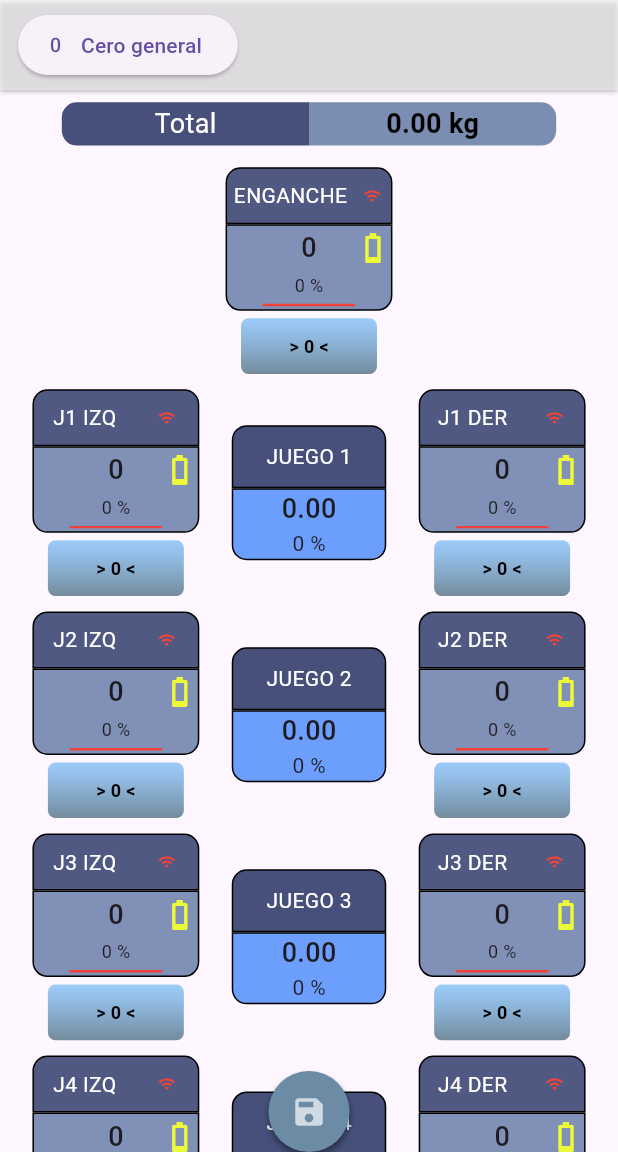
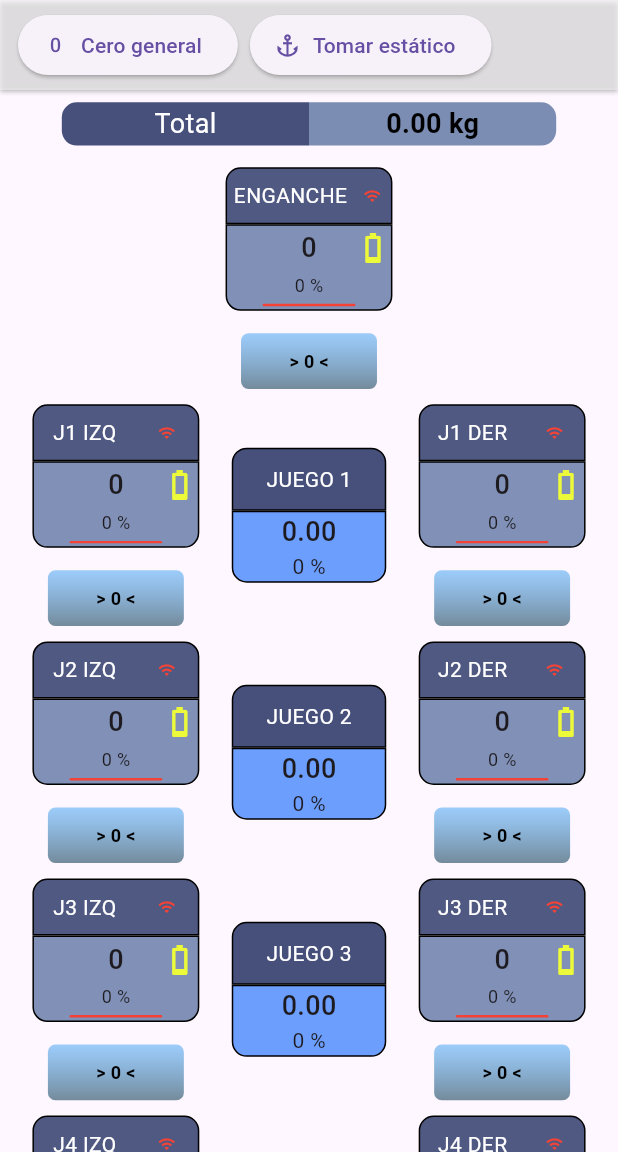
Before and after one commit to Tirano61/9-platos-cestari-apk, a Flutter app: the NuevePlatosPage screen opened by its route, on a phone screen of 412 x 824 dp, the part 84-1236 px from its top. Run offline on Flutter 3.47's test engine with Material 3 defaults, Android fonts, the phone set to English and light mode, and no system bars; our stand-ins replace flutter_native_splash, get, permission_handler, share_plus, shared_preferences, sqflite; missing offline and left inert: excel, udp; accounts and stored records are empty; statements that could not run were skipped.

Commit message:
Tomar estatico como referencia y quitar el guardado de pesadas

```diff
--- a/lib/Controllers/ensayo_controller.dart
+++ b/lib/Controllers/ensayo_controller.dart
@@ -1,11 +1,24 @@
 import 'package:get/get.dart';
 
+import 'package:nueve_platos_cestari/Controllers/peso_controller.dart';
 import 'package:nueve_platos_cestari/config/platos.dart';
 import 'package:nueve_platos_cestari/helpers/preferencias_ensayo.dart';
 
-/// Estado del ensayo de tolva en curso. Por ahora solo guarda lo que se cargo
-/// en la pantalla de inicio; el estatico y las maniobras se agregan despues.
+/// En que punto esta el ensayo: sin estatico no se puede registrar una
+/// maniobra; con el estatico tomado queda `listo`; `registrando` mientras
+/// corre una maniobra.
+enum EstadoEnsayo { sinEstatico, listo, registrando }
+
+/// Estado del ensayo de tolva en curso: lo cargado en la pantalla de inicio
+/// y el estatico de referencia. Las maniobras se agregan despues.
 class EnsayoController extends GetxController {
+  /// [leerPesos] devuelve el peso actual de los 9 platos (indice 0 = plato 1).
+  /// Por defecto los lee de los PesoController; los tests pasan los suyos.
+  EnsayoController({List<String> Function()? leerPesos})
+      : _leerPesos = leerPesos ?? _pesosDeLosPlatos;
+
+  final List<String> Function() _leerPesos;
+
   /// Identificacion de la tolva ensayada.
   final tolva = ''.obs;
 
@@ -16,6 +29,17 @@ class EnsayoController extends GetxController {
   /// Umbral de alarma en %, comun a los 9 platos.
   final umbral = PreferenciasEnsayo.umbralPorDefecto.obs;
 
+  /// Peso estatico de referencia de cada plato, con 2 decimales
+  /// (indice 0 = plato 1). Vacia = sin estatico.
+  final estaticos = <String>[].obs;
+
+  final estado = EstadoEnsayo.sinEstatico.obs;
+
+  bool get hayEstatico => estaticos.isNotEmpty;
+
+  /// Estatico del plato [n] (1..9), o `''` si no hay.
+  String estatico(int n) => hayEstatico ? estaticos[n - 1] : '';
+
   void iniciarEnsayo({
     required String tolva,
     required List<String> capacidades,
@@ -25,5 +49,32 @@ class EnsayoController extends GetxController {
     this.tolva.value = tolva;
     this.capacidades.assignAll(capacidades);
     this.umbral.value = umbral;
+    // El estatico de un ensayo anterior no vale para esta tolva.
+    borrarEstatico();
   }
+
+  /// Toma el peso actual de los 9 platos como referencia estatica.
+  /// Un peso invalido cuenta como 0.
+  void tomarEstatico() {
+    final pesos = _leerPesos();
+    assert(pesos.length == cantidadPlatos);
+    estaticos.assignAll([
+      for (final peso in pesos) (double.tryParse(peso) ?? 0).toStringAsFixed(2),
+    ]);
+    estado.value = EstadoEnsayo.listo;
+  }
+
+  /// Borra el estatico (por ejemplo despues de un cero, que lo invalida).
+  /// Devuelve true si habia uno tomado.
+  bool borrarEstatico() {
+    final habia = hayEstatico;
+    estaticos.clear();
+    estado.value = EstadoEnsayo.sinEstatico;
+    return habia;
+  }
+
+  static List<String> _pesosDeLosPlatos() => [
+        for (var n = 1; n <= cantidadPlatos; n++)
+          Get.find<PesoController>(tag: 'plato$n').pesoModel.peso,
+      ];
 }
--- a/lib/Pages/nueve_platos/nueve_platos_page.dart
+++ b/lib/Pages/nueve_platos/nueve_platos_page.dart
@@ -4,9 +4,6 @@ import 'package:get/get.dart';
 
 import 'package:nueve_platos_cestari/config/platos.dart';
 import 'package:nueve_platos_cestari/config/SizeScreen.dart';
-import 'package:nueve_platos_cestari/config/theme.dart';
-import 'package:nueve_platos_cestari/BaseDeDatos/helpers/pesadas/helpers_pesadas.dart';
-import 'package:nueve_platos_cestari/models/pesadas/pesada_payload_model.dart';
 
 import 'package:nueve_platos_cestari/Pages/nueve_platos/widgets/export_home_wigets.dart';
 import 'package:nueve_platos_cestari/Controllers/controllers_export.dart';
@@ -50,49 +47,6 @@ class NuevePlatosPage extends StatelessWidget {
             ),
           ],
         ),
-
-        floatingActionButtonLocation: FloatingActionButtonLocation.centerDocked,
-        floatingActionButton: Container(
-          decoration: BoxDecoration(
-            boxShadow: const [
-              BoxShadow(
-                color: Color.fromARGB(107, 3, 3, 3),
-                offset: Offset(0.3, 3),
-                blurRadius: 3,
-                spreadRadius: 0.3,
-                blurStyle: BlurStyle.normal
-              ),
-            ],
-            borderRadius: BorderRadius.circular(50)
-          ),
-          child: IconButton(
-            padding: EdgeInsets.all(SizeScreen.sc().isMinWidth ? 25 : 15),
-            color: ThemeApp.colorPesoPlatos,
-            style: ButtonStyle(
-              backgroundColor: WidgetStateProperty.resolveWith<Color?>(
-                (Set<WidgetState> states) {
-                  if (states.contains(WidgetState.pressed)) {
-                    return Theme.of(context).colorScheme.primary.withOpacity(0.5);
-                  }
-                  return ThemeApp.colorPesoPlatos;
-                },
-              ),
-            ),
-            icon: const Icon(Icons.save, color: Color.fromARGB(172, 255, 255, 255),),
-            onPressed: ()async{
-              /// Debe abrir dialogo para ingresar datos de la maquina
-              /// Antes de abrir el dialogo debe verificar la conexión
-              /// Se quito la verificación de conexion por que querian
-              /// usar una cantidad indeterminada de platos
-                final payload = await CalculosController.cn.calcularPayload9Platos(
-                  pesos: pesos,
-                );
-                if (!context.mounted) return;
-                showDialogGuardarPesada(payload, context);
-            }
-          ),
-        ),
-
       );
     });
   }
@@ -100,8 +54,7 @@ class NuevePlatosPage extends StatelessWidget {
   /// Total, enganche, los 4 juegos y los lados, con scroll.
   Widget _contenidoPlatos(List<String> pesos, double separacion) {
     return SingleChildScrollView(
-      // El padding de abajo deja libre el recuadro de lados bajo el FAB.
-      padding: const EdgeInsets.only(bottom: 90),
+      padding: const EdgeInsets.only(bottom: 24),
       child: Column(
         children: [
           // Recuadro de Peso total sumado
@@ -148,28 +101,11 @@ class NuevePlatosPage extends StatelessWidget {
       conexionPlato: plato.conexion,
       batery: plato.tension,
       estable: plato.estable,
+      estatico: ensayo.estatico(n),
     );
   }
 
   String _sumaPesos(List<String> pesos) => pesos
       .fold<double>(0, (sum, peso) => sum + (double.tryParse(peso) ?? 0))
       .toStringAsFixed(2);
-
-  showDialogGuardarPesada(Pesada9PlatosPayload payload, BuildContext context){
-    showDialog(
-      context: context,
-      builder: (_){
-
-        return DialogWidget(
-          onConfirm: (identificacion) {
-            return HelpersPesadas.guardarPesada9PlatosPayload(
-              payload: payload,
-              identificacion: identificacion,
-              context: context,
-            );
-          },
-        );
-      }
-    );
-  }
 }
--- a/lib/Pages/nueve_platos/widgets/barra_ensayo.dart
+++ b/lib/Pages/nueve_platos/widgets/barra_ensayo.dart
@@ -1,12 +1,15 @@
 import 'package:flutter/material.dart';
+import 'package:get/get.dart';
 
+import 'package:nueve_platos_cestari/Controllers/ensayo_controller.dart';
+import 'package:nueve_platos_cestari/Controllers/peso_controller.dart';
 import 'package:nueve_platos_cestari/Theme/theme.dart';
 import 'package:nueve_platos_cestari/config/platos.dart';
 import 'package:nueve_platos_cestari/config/theme.dart';
 import 'package:nueve_platos_cestari/helpers/comandos_plato.dart';
 
-/// Barra de acciones del ensayo, debajo del AppBar.
-/// Por ahora solo tiene el Cero general.
+/// Barra de acciones del ensayo, debajo del AppBar:
+/// Cero general y Tomar estatico.
 class BarraEnsayo extends StatefulWidget {
   const BarraEnsayo({super.key});
 
@@ -15,6 +18,8 @@ class BarraEnsayo extends StatefulWidget {
 }
 
 class _BarraEnsayoState extends State<BarraEnsayo> {
+  final ensayo = Get.find<EnsayoController>();
+
   /// Mientras se manda el cero general el boton queda deshabilitado,
   /// para no abrir dos veces el socket de Conexion.cn.
   bool _enviandoCero = false;
@@ -27,17 +32,64 @@ class _BarraEnsayoState extends State<BarraEnsayo> {
 
     if (mounted) setState(() => _enviandoCero = false);
 
+    // Si al menos un plato hizo cero, el estatico deja de valer.
+    final borrado = fallidos.length < cantidadPlatos && ensayo.borrarEstatico();
+    final aviso = borrado ? ' Volvé a tomar el estático.' : '';
+
     messenger.showSnackBar(
       SnackBar(
         content: Text(
           fallidos.isEmpty
-              ? 'Cero enviado a los $cantidadPlatos platos.'
-              : 'No se pudo enviar cero a: ${fallidos.map(nombrePlato).join(', ')}.',
+              ? 'Cero enviado a los $cantidadPlatos platos.$aviso'
+              : 'No se pudo enviar cero a: ${fallidos.map(nombrePlato).join(', ')}.$aviso',
         ),
         backgroundColor: fallidos.isEmpty ? ThemePlatos.positiveColor : ThemePlatos.errorColor,
-        duration: Duration(seconds: fallidos.isEmpty ? 2 : 4),
+        duration: Duration(seconds: fallidos.isEmpty && !borrado ? 2 : 4),
       ),
     );
+  }
+
+  Future<void> _tomarEstatico() async {
+    final messenger = ScaffoldMessenger.of(context);
+
+    final desconectados = [
+      for (var n = 1; n <= cantidadPlatos; n++)
+        if (!Get.find<PesoController>(tag: 'plato$n').pesoModel.conexion) n,
+    ];
+    if (desconectados.isNotEmpty && !await _confirmarDesconectados(desconectados)) return;
+
+    ensayo.tomarEstatico();
+    messenger.showSnackBar(
+      SnackBar(
+        content: const Text('Estático tomado.'),
+        backgroundColor: ThemePlatos.positiveColor,
+        duration: const Duration(seconds: 2),
+      ),
+    );
+  }
+
+  Future<bool> _confirmarDesconectados(List<int> desconectados) async {
+    final seguir = await showDialog<bool>(
+      context: context,
+      builder: (context) => AlertDialog(
+        title: const Text('Platos desconectados'),
+        content: Text(
+          'Sin conexión: ${desconectados.map(nombrePlato).join(', ')}.\n'
+          'Su estático va a ser el último peso recibido (0 si nunca se conectaron).',
+        ),
+        actions: [
+          TextButton(
+            onPressed: () => Navigator.pop(context, false),
+            child: const Text('Cancelar'),
+          ),
+          TextButton(
+            onPressed: () => Navigator.pop(context, true),
+            child: const Text('Tomar igual'),
+          ),
+        ],
+      ),
+    );
+    return seguir ?? false;
   }
 
   @override
@@ -51,12 +103,15 @@ class _BarraEnsayoState extends State<BarraEnsayo> {
           BoxShadow(color: ThemeApp.shadowColor, offset: Offset(0, 1), blurRadius: 2),
         ],
       ),
-      child: Wrap(
+      child: Obx(() {
+        // Durante una maniobra no se puede hacer cero ni retomar el estatico.
+        final registrando = ensayo.estado.value == EstadoEnsayo.registrando;
+        return Wrap(
           spacing: 8,
           runSpacing: 4,
           children: [
             ElevatedButton.icon(
-            onPressed: _enviandoCero ? null : _ceroGeneral,
+              onPressed: _enviandoCero || registrando ? null : _ceroGeneral,
               icon: _enviandoCero
                   ? const SizedBox(
                       width: 16,
@@ -66,8 +121,14 @@ class _BarraEnsayoState extends State<BarraEnsayo> {
                   : const Icon(Icons.exposure_zero),
               label: const Text('Cero general'),
             ),
+            ElevatedButton.icon(
+              onPressed: _enviandoCero || registrando ? null : _tomarEstatico,
+              icon: Icon(ensayo.hayEstatico ? Icons.check_circle : Icons.anchor),
+              label: const Text('Tomar estático'),
+            ),
           ],
-      ),
+        );
+      }),
     );
   }
 }
--- a/lib/Pages/nueve_platos/widgets/plato_widget.dart
+++ b/lib/Pages/nueve_platos/widgets/plato_widget.dart
@@ -1,6 +1,7 @@
 
 
 import 'package:nueve_platos_cestari/Controllers/calculos_controllers.dart';
+import 'package:nueve_platos_cestari/Controllers/ensayo_controller.dart';
 import 'package:nueve_platos_cestari/Theme/theme.dart';
 import 'package:nueve_platos_cestari/Pages/nueve_platos/widgets/batery_widget.dart';
 import 'package:nueve_platos_cestari/Widgets/connection_widget.dart';
@@ -8,6 +9,7 @@ import 'package:nueve_platos_cestari/Widgets/widget_button.dart';
 import 'package:nueve_platos_cestari/config/SizeScreen.dart';
 import 'package:nueve_platos_cestari/helpers/comandos_plato.dart';
 import 'package:flutter/material.dart';
+import 'package:get/get.dart';
 
 class PlatoWidget extends StatelessWidget {
   /// [buttonKeyPlato] debe tener como valor el numero de plato fisico
@@ -20,6 +22,7 @@ class PlatoWidget extends StatelessWidget {
     required this.conexionPlato,
     required this.batery,
     required this.estable,
+    this.estatico = '',
   });
 
   final String numPlato;
@@ -28,8 +31,11 @@ class PlatoWidget extends StatelessWidget {
   final ValueKey buttonKeyPlato;
   final bool conexionPlato;
   final String estable;
+  /// Peso estatico de referencia ('' si no se tomo).
+  final String estatico;
 
   /// Envia cero al plato por TCP y avisa si no se pudo enviar.
+  /// Si se envio, borra el estatico del ensayo, que deja de valer.
   Future<void> _enviarCero(BuildContext context) async {
     final plato = int.tryParse(buttonKeyPlato.value.toString());
     if (plato == null) return;
@@ -43,6 +49,17 @@ class PlatoWidget extends StatelessWidget {
           content: Text('No se pudo enviar cero a $numPlato.'),
           backgroundColor: ThemePlatos.errorColor,
           duration: const Duration(seconds: 2),
+        ),
+      );
+      return;
+    }
+
+    if (Get.find<EnsayoController>().borrarEstatico()) {
+      messenger.showSnackBar(
+        SnackBar(
+          content: Text('Cero enviado a $numPlato. Volvé a tomar el estático.'),
+          backgroundColor: ThemePlatos.positiveColor,
+          duration: const Duration(seconds: 3),
         ),
       );
     }
@@ -160,7 +177,19 @@ class PlatoWidget extends StatelessWidget {
           )
         ),
 
-        const SizedBox(height: 5),
+        // Estatico de referencia; la linea queda vacia si no se tomo
+        SizedBox(
+          width: SizeScreen.sc().screenWidth * 0.27,
+          child: Text(
+            estatico.isEmpty ? '' : 'E: $estatico',
+            maxLines: 1,
+            overflow: TextOverflow.ellipsis,
+            textAlign: TextAlign.center,
+            style: estiloPorcentaje,
+          ),
+        ),
+
+        const SizedBox(height: 3),
 
         // Boton para enviar cero, centrado bajo el plato
         SizedBox(
```
Also changed, not shown: 3 other files. Lines whose indentation alone changed are shown as unchanged.
